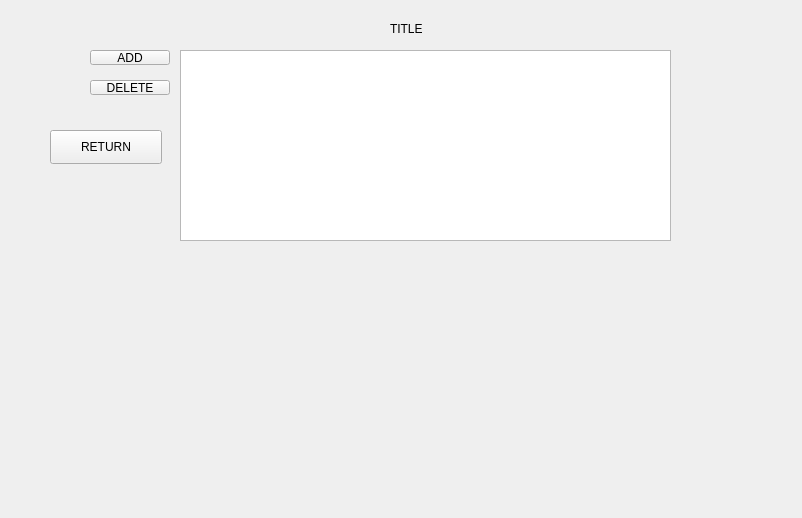
The window that cola/link.ui (jinkq/CourseTable) describes before a commit, drawn with Qt 5.
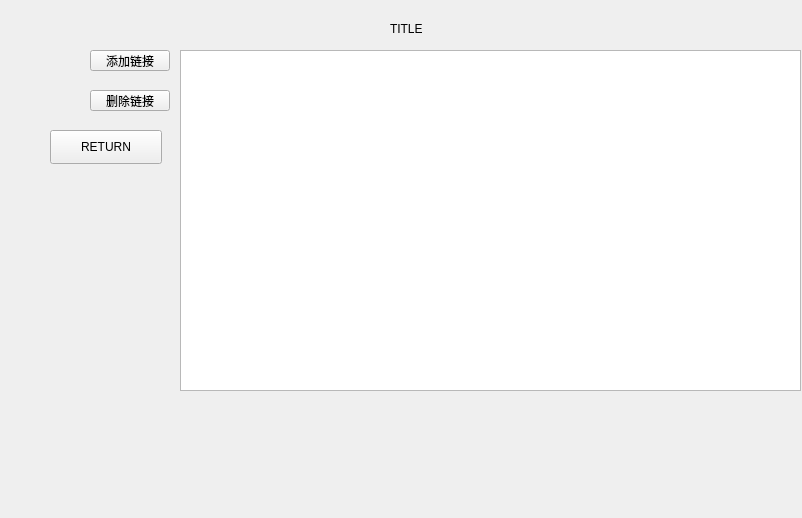
The same window after the commit.

Commit message: link删除还有问题

```diff
--- a/cola/link.ui
+++ b/cola/link.ui
@@ -45,24 +45,24 @@
      <x>90</x>
      <y>50</y>
      <width>80</width>
-     <height>15</height>
+     <height>21</height>
     </rect>
    </property>
    <property name="text">
-    <string>ADD</string>
+    <string>添加链接</string>
    </property>
   </widget>
   <widget class="QPushButton" name="deleteLinkButton">
    <property name="geometry">
     <rect>
      <x>90</x>
-     <y>80</y>
+     <y>90</y>
      <width>80</width>
-     <height>15</height>
+     <height>21</height>
     </rect>
    </property>
    <property name="text">
-    <string>DELETE</string>
+    <string>删除链接</string>
    </property>
   </widget>
   <widget class="QTableWidget" name="linkTable">
@@ -70,8 +70,8 @@
     <rect>
      <x>180</x>
      <y>50</y>
-     <width>491</width>
-     <height>191</height>
+     <width>621</width>
+     <height>341</height>
     </rect>
    </property>
   </widget>
```
Left out of the diff: 2 changed lines with no effect on the pictures. The commit also changes 3 other files.
